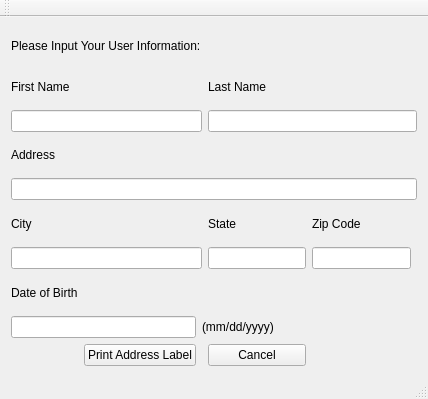
Above: Code/Qt/User_Input_App/mainwindow.ui from michael-little/SimCenterBootcamp before the change. Below: the same form after it.
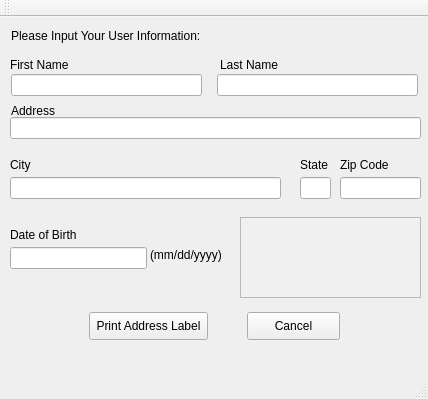
That is the form after the change.

Diff of the .ui file:
```diff
--- a/Code/Qt/User_Input_App/mainwindow.ui
+++ b/Code/Qt/User_Input_App/mainwindow.ui
@@ -14,22 +14,45 @@
    <string>MainWindow</string>
   </property>
   <widget class="QWidget" name="centralWidget">
-   <layout class="QGridLayout" name="gridLayout">
-    <item row="1" column="3">
-     <widget class="QLabel" name="LastNameLabel">
-      <property name="text">
-       <string>Last Name</string>
-      </property>
-     </widget>
-    </item>
-    <item row="4" column="0" colspan="6">
-     <widget class="QLineEdit" name="AddressInput"/>
-    </item>
-    <item row="6" column="0" colspan="3">
-     <widget class="QLineEdit" name="CityEdit"/>
-    </item>
-    <item row="10" column="3">
+   <widget class="QLineEdit" name="DOBEdit">
+    <property name="geometry">
+     <rect>
+      <x>10</x>
+      <y>230</y>
+      <width>137</width>
+      <height>22</height>
+     </rect>
+    </property>
+   </widget>
+   <widget class="QLineEdit" name="AddressInput">
+    <property name="geometry">
+     <rect>
+      <x>10</x>
+      <y>100</y>
+      <width>411</width>
+      <height>22</height>
+     </rect>
+    </property>
+   </widget>
+   <widget class="QLineEdit" name="CityEdit">
+    <property name="geometry">
+     <rect>
+      <x>10</x>
+      <y>160</y>
+      <width>271</width>
+      <height>22</height>
+     </rect>
+    </property>
+   </widget>
      <widget class="QPushButton" name="CancelButton">
+    <property name="geometry">
+     <rect>
+      <x>247</x>
+      <y>295</y>
+      <width>93</width>
+      <height>28</height>
+     </rect>
+    </property>
       <property name="sizePolicy">
        <sizepolicy hsizetype="Expanding" vsizetype="Fixed">
         <horstretch>0</horstretch>
@@ -40,70 +63,149 @@
        <string>Cancel</string>
       </property>
      </widget>
-    </item>
-    <item row="5" column="3">
-     <widget class="QLabel" name="StateLabel">
-      <property name="text">
-       <string>State</string>
-      </property>
-     </widget>
-    </item>
-    <item row="5" column="0">
-     <widget class="QLabel" name="CityLabel">
+   <widget class="QLabel" name="LastNameLabel">
+    <property name="geometry">
+     <rect>
+      <x>220</x>
+      <y>40</y>
+      <width>60</width>
+      <height>16</height>
+     </rect>
+    </property>
       <property name="text">
-       <string>City</string>
-      </property>
-     </widget>
-    </item>
-    <item row="0" column="0" colspan="5">
-     <widget class="QLabel" name="TitleBarLabel">
-      <property name="text">
-       <string>Please Input Your User Information:</string>
-      </property>
-     </widget>
-    </item>
-    <item row="5" column="4">
+     <string>Last Name</string>
+    </property>
+   </widget>
      <widget class="QLabel" name="ZipLabel">
+    <property name="geometry">
+     <rect>
+      <x>340</x>
+      <y>140</y>
+      <width>50</width>
+      <height>16</height>
+     </rect>
+    </property>
       <property name="text">
        <string>Zip Code</string>
       </property>
      </widget>
-    </item>
-    <item row="2" column="0" colspan="3">
-     <widget class="QLineEdit" name="FirstNameEdit"/>
-    </item>
-    <item row="1" column="0">
+   <widget class="QLabel" name="TitleBarLabel">
+    <property name="geometry">
+     <rect>
+      <x>11</x>
+      <y>11</y>
+      <width>205</width>
+      <height>16</height>
+     </rect>
+    </property>
+    <property name="text">
+     <string>Please Input Your User Information:</string>
+    </property>
+   </widget>
+   <widget class="QLabel" name="CityLabel">
+    <property name="geometry">
+     <rect>
+      <x>10</x>
+      <y>140</y>
+      <width>21</width>
+      <height>16</height>
+     </rect>
+    </property>
+    <property name="text">
+     <string>City</string>
+    </property>
+   </widget>
+   <widget class="QLabel" name="StateLabel">
+    <property name="geometry">
+     <rect>
+      <x>300</x>
+      <y>140</y>
+      <width>30</width>
+      <height>16</height>
+     </rect>
+    </property>
+    <property name="text">
+     <string>State</string>
+    </property>
+   </widget>
+   <widget class="QLineEdit" name="LastNameEdit">
+    <property name="geometry">
+     <rect>
+      <x>217</x>
+      <y>57</y>
+      <width>201</width>
+      <height>22</height>
+     </rect>
+    </property>
+   </widget>
+   <widget class="QLineEdit" name="FirstNameEdit">
+    <property name="geometry">
+     <rect>
+      <x>11</x>
+      <y>57</y>
+      <width>191</width>
+      <height>22</height>
+     </rect>
+    </property>
+   </widget>
      <widget class="QLabel" name="FirstNameLabel">
+    <property name="geometry">
+     <rect>
+      <x>10</x>
+      <y>40</y>
+      <width>62</width>
+      <height>16</height>
+     </rect>
+    </property>
       <property name="text">
        <string>First Name</string>
       </property>
      </widget>
-    </item>
-    <item row="7" column="0">
+   <widget class="QLineEdit" name="ZipEdit">
+    <property name="geometry">
+     <rect>
+      <x>340</x>
+      <y>160</y>
+      <width>81</width>
+      <height>22</height>
+     </rect>
+    </property>
+   </widget>
      <widget class="QLabel" name="DOBLabel">
+    <property name="geometry">
+     <rect>
+      <x>10</x>
+      <y>210</y>
+      <width>71</width>
+      <height>16</height>
+     </rect>
+    </property>
       <property name="text">
        <string>Date of Birth</string>
       </property>
      </widget>
-    </item>
-    <item row="6" column="4">
-     <widget class="QLineEdit" name="ZipEdit"/>
-    </item>
-    <item row="2" column="3" colspan="3">
-     <widget class="QLineEdit" name="LastNameEdit"/>
-    </item>
-    <item row="8" column="0" colspan="2">
-     <widget class="QLineEdit" name="DOBEdit"/>
-    </item>
-    <item row="3" column="0">
      <widget class="QLabel" name="AddressLabe">
+    <property name="geometry">
+     <rect>
+      <x>11</x>
+      <y>86</y>
+      <width>46</width>
+      <height>16</height>
+     </rect>
+    </property>
       <property name="text">
        <string>Address</string>
       </property>
      </widget>
-    </item>
-    <item row="8" column="2" colspan="2">
      <widget class="QLabel" name="month_ex">
+    <property name="geometry">
+     <rect>
+      <x>150</x>
+      <y>230</y>
+      <width>80</width>
+      <height>16</height>
+     </rect>
+    </property>
       <property name="sizePolicy">
        <sizepolicy hsizetype="Expanding" vsizetype="Fixed">
         <horstretch>0</horstretch>
@@ -114,9 +216,15 @@
        <string>(mm/dd/yyyy)</string>
       </property>
      </widget>
-    </item>
-    <item row="10" column="1">
      <widget class="QPushButton" name="SubmitButton">
+    <property name="geometry">
+     <rect>
+      <x>89</x>
+      <y>295</y>
+      <width>119</width>
+      <height>28</height>
+     </rect>
+    </property>
       <property name="sizePolicy">
        <sizepolicy hsizetype="Expanding" vsizetype="Fixed">
         <horstretch>0</horstretch>
@@ -127,11 +235,90 @@
        <string>Print Address Label</string>
       </property>
      </widget>
-    </item>
-    <item row="6" column="3">
-     <widget class="QLineEdit" name="lineEdit"/>
-    </item>
-   </layout>
+   <widget class="QLineEdit" name="stateEdit">
+    <property name="geometry">
+     <rect>
+      <x>300</x>
+      <y>160</y>
+      <width>31</width>
+      <height>22</height>
+     </rect>
+    </property>
+   </widget>
+   <widget class="QTextBrowser" name="printBrowser">
+    <property name="geometry">
+     <rect>
+      <x>240</x>
+      <y>200</y>
+      <width>181</width>
+      <height>81</height>
+     </rect>
+    </property>
+    <property name="palette">
+     <palette>
+      <active>
+       <colorrole role="Base">
+        <brush brushstyle="SolidPattern">
+         <color alpha="255">
+          <red>240</red>
+          <green>240</green>
+          <blue>240</blue>
+         </color>
+        </brush>
+       </colorrole>
+       <colorrole role="Shadow">
+        <brush brushstyle="SolidPattern">
+         <color alpha="255">
+          <red>240</red>
+          <green>240</green>
+          <blue>240</blue>
+         </color>
+        </brush>
+       </colorrole>
+      </active>
+      <inactive>
+       <colorrole role="Base">
+        <brush brushstyle="SolidPattern">
+         <color alpha="255">
+          <red>240</red>
+          <green>240</green>
+          <blue>240</blue>
+         </color>
+        </brush>
+       </colorrole>
+       <colorrole role="Shadow">
+        <brush brushstyle="SolidPattern">
+         <color alpha="255">
+          <red>240</red>
+          <green>240</green>
+          <blue>240</blue>
+         </color>
+        </brush>
+       </colorrole>
+      </inactive>
+      <disabled>
+       <colorrole role="Base">
+        <brush brushstyle="SolidPattern">
+         <color alpha="255">
+          <red>240</red>
+          <green>240</green>
+          <blue>240</blue>
+         </color>
+        </brush>
+       </colorrole>
+       <colorrole role="Shadow">
+        <brush brushstyle="SolidPattern">
+         <color alpha="255">
+          <red>240</red>
+          <green>240</green>
+          <blue>240</blue>
+         </color>
+        </brush>
+       </colorrole>
+      </disabled>
+     </palette>
+    </property>
+   </widget>
    <zorder>AddressLabe</zorder>
    <zorder>AddressInput</zorder>
    <zorder>CityLabel</zorder>
```
Left out of the diff: 12 changed lines with no effect on the pictures. Lines whose indentation alone changed are shown as unchanged.
